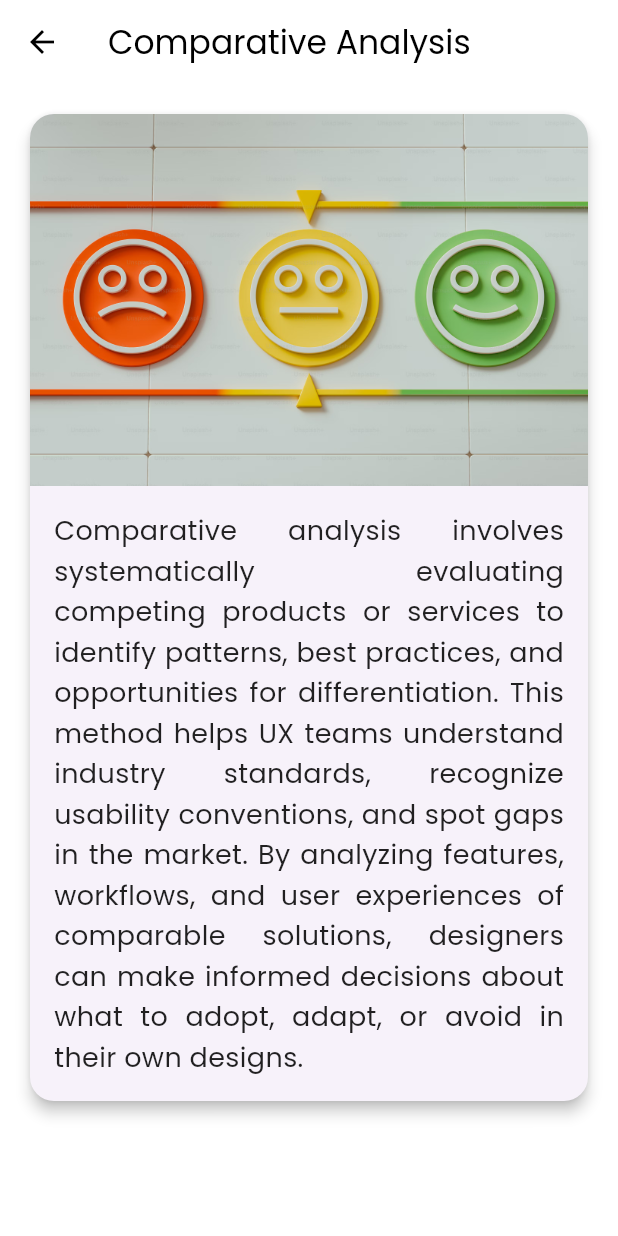
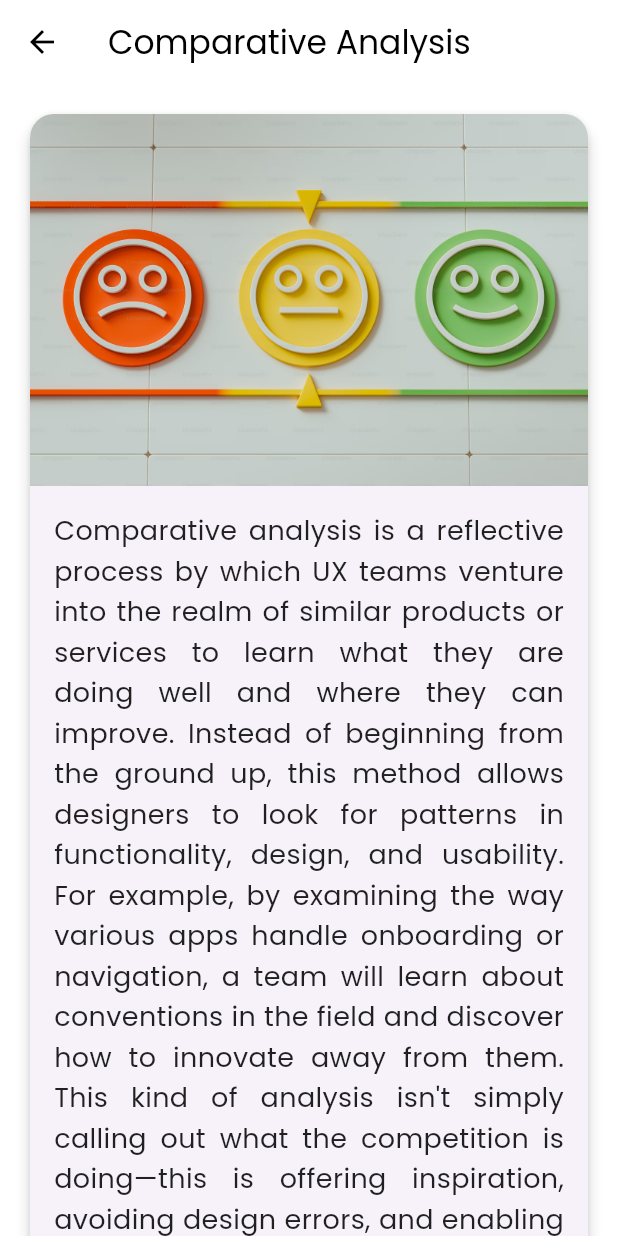
Before and after one commit to hope-seven/rpi-design-doc, a Flutter app: the PrincipleDetailPage screen opened directly with sample values from the repository, on a phone screen of 412 x 824 dp. Run offline on Flutter 3.47's test engine with Material 3 defaults, Android fonts, the phone set to English and light mode, and no system bars; drawn by our look-alikes of extended_image; our stand-ins replace google_fonts.

Commit message:
- Modified the content on principles' page - Slightly modified the team page

```diff
--- a/lib/components/principle_detail_card.dart
+++ b/lib/components/principle_detail_card.dart
@@ -37,8 +37,9 @@ class PrincipleDetailPage extends StatelessWidget {
                         tag: 'principleImage_${principle.name}',
                         child: ExtendedImage.asset(
                           imageUrl,
-                          fit: BoxFit.fitWidth, // image fills the width
-                          width: double.infinity,
+                          // fit: BoxFit.fitWidth, // image fills the width
+                          fit: BoxFit.cover,
+                          // width: double.infinity,
                         ),
                       )
                       : Container(
--- a/lib/content/principle.dart
+++ b/lib/content/principle.dart
@@ -5,63 +5,63 @@ List<PrincipleModel> principles = [
     id: '1',
     name: 'Comparative Analysis',
     content:
-        'Comparative analysis involves systematically evaluating competing products or services to identify patterns, best practices, and opportunities for differentiation. This method helps UX teams understand industry standards, recognize usability conventions, and spot gaps in the market. By analyzing features, workflows, and user experiences of comparable solutions, designers can make informed decisions about what to adopt, adapt, or avoid in their own designs.',
+        'Comparative analysis is a reflective process by which UX teams venture into the realm of similar products or services to learn what they are doing well and where they can improve. Instead of beginning from the ground up, this method allows designers to look for patterns in functionality, design, and usability. For example, by examining the way various apps handle onboarding or navigation, a team will learn about conventions in the field and discover how to innovate away from them. This kind of analysis isn\'t simply calling out what the competition is doing—this is offering inspiration, avoiding design errors, and enabling teams to craft specific and user-focused experiences.',
     imageUrls: ['assets/pics/comparative_analysis.png'],
   ),
   PrincipleModel(
     id: '2',
     name: 'Card Sorting',
     content:
-        'Card sorting is a participatory design technique where users organize topics into logical groups, helping designers create intuitive information architectures. Participants work with physical or digital cards representing content items, sorting them in ways that make sense to them. This method reveals users\' mental models and helps structure navigation menus, website hierarchies, and content categorization systems that align with how people naturally think about information.',
+        'Card sorting is a hands-on, group exercise that uncovers the way users mentally group and label information. Done either with physical cards or with digital tools, individuals are asked to categorize labeled subject or characteristics into meaningful categories to them. It gives designers a view of what actual people think and structure, especially useful for designing navigation menus, product categories, or content-heavy pages. By aligning a product\'s structure to users\' needs, card sorting enables individuals to find what they\'re looking for more easily—creating more fluid, more natural experiences.',
     imageUrls: ['assets/pics/card_sorting.jpg'],
   ),
   PrincipleModel(
     id: '3',
     name: 'Customer Survey',
     content:
-        'Customer surveys collect quantitative and qualitative data about user preferences, behaviors, and satisfaction levels through structured questionnaires. Well-designed surveys can reach large audiences quickly, providing statistically significant data about user demographics, needs, and pain points. Effective surveys use a mix of closed-ended questions for measurable data and open-ended questions for deeper insights, helping teams validate assumptions and prioritize features based on actual user feedback.',
+        'Customer surveys are likely the most scalable way to listen to large numbers of people. When designed well, surveys allow teams to discover who their users are, what they need, and how they feel about a product or service. They can include rating scales and checkboxes to collect quantifiable data, as well as open questions to gather personal stories and qualitative feedback. Surveys are especially good at identifying trends, validating design hypotheses, and guiding prioritization. If you’re deciding what to build next, or trying to identify user pain points, surveys bring the voice of the user right into your decision-making.',
     imageUrls: ['assets/pics/customer_survey.png'],
   ),
   PrincipleModel(
     id: '4',
     name: 'Tree Testing',
     content:
-        'Tree testing evaluates the findability of items in a website\'s navigation structure by presenting users with a text-only hierarchy (the "tree") and asking them to locate specific items. Conducted before visual design begins, this method isolates navigation problems from other interface elements. Participants attempt tasks while researchers measure success rates, path choices, and time taken. The results help refine information architecture before committing to visual designs, saving costly redesigns later.',
+        'Tree testing is like shining a light on your site’s navigation hierarchy—before adding any visuals. Users are shown a plain version of the site’s hierarchy (text only, no layout) and asked to locate particular items or perform tasks. It’s a way to determine if your labels and questions make sense independently. The data collected—such as which routes users take, where they get stuck, and how long it takes them—gives clear evidence of what’s working and what doesn’t. By solving these issues early on, teams can save time, reduce user frustration, and avoid costly overhauls later.',
     imageUrls: ['assets/pics/tree_testing.png'],
   ),
   PrincipleModel(
     id: '5',
     name: 'User Persona',
     content:
-        'User personas are fictional, research-based representations of key user types that embody their goals, behaviors, needs, and pain points. Created from demographic data, interviews, and analytics, personas help teams maintain user focus throughout the design process. Each persona typically includes a name, photo, background story, motivations, and frustrations. These archetypes prevent design decisions based on assumptions by keeping real user needs at the center of discussions.',
+        'User personas bring research to life by representing real types of users in the form of believable, fictional characters. Each persona contains a name, an image, and a narrative that embodies real user objectives, activities, and pain points. They’re not placebos—they serve as beacons of guidance during design, keeping teams focused on the user. An example might be a working parent with little time to spare, who loves simplicity and quickness, prompting designers to keep things efficient in the UI. By making decisions based on human stories, personas help to create empathy and prevent design decisions based on vague assumptions.',
     imageUrls: ['assets/pics/user_persona.png'],
   ),
   PrincipleModel(
     id: '6',
     name: 'Customer Journey',
     content:
-        'Customer journey mapping visualizes a user\'s end-to-end experience with a product or service across all touchpoints and channels. These maps typically include stages from initial awareness through long-term usage, highlighting emotional highs and lows, pain points, and opportunities for improvement. By illustrating the complete experience, teams can identify friction points, streamline processes, and create more cohesive experiences that address user needs at each interaction point.',
+        'Customer journey mapping is a storytelling method that charts the entire journey a user takes with a product or service—from spark of initial interest to post-purchase interaction. Maps indicate the actions users perform, the emotions they feel, and the challenges they encounter in between. Each touch point is examined—like discovering the product, signing up, activating features, or reaching out to support. By plotting the user’s emotional highs and lows, teams can identify where to increase satisfaction, reduce friction, and create a more resonant and meaningful experience in each step.',
     imageUrls: ['assets/pics/customer_journey.png'],
   ),
   PrincipleModel(
     id: '7',
     name: 'A/B Testing',
     content:
-        'A/B testing compares two versions of a design element (like a button, headline, or page layout) to determine which performs better with real users. Visitors are randomly shown either version A or B while the system measures predefined success metrics like click-through rates or conversions. This data-driven approach removes guesswork from design decisions, allowing teams to incrementally optimize interfaces based on actual user behavior rather than opinions or assumptions.',
+        'A/B testing is like conducting a controlled experiment on your design choices. You create two versions of an element, e.g., a "Buy Now" button red or blue, and show them to different groups of users. The system then compares which of the two performs better according to some measure such as clicks or sign-ups. This is very useful when optimizing interfaces because it removes personal opinions and guesses. Instead of guessing what will or won’t work, A/B testing provides clear, fact-based answers so teams can optimize and improve their products over and over again in real contexts.',
     imageUrls: ['assets/pics/a_b_testing.png'],
   ),
   PrincipleModel(
     id: '8',
     name: 'Voice of Customer',
     content:
-        'Voice of Customer analysis systematically collects and analyzes customer feedback from various sources like support calls, chat logs, reviews, and social media. Using text analysis techniques, teams identify recurring themes, pain points, and unmet needs in customers\' own words. This method provides authentic insights into user frustrations and desires that might not emerge in formal research, helping prioritize improvements that directly address real user concerns.',
+        'Voice of Customer analysis is all about listening—carefully—to what customers are saying, in their own words. This method gathers opinions from various sources, such as helpdesk inquiries, social media posts, chat sessions, or product reviews, and summarizes them into themes and insights. Rather than waiting for users to respond to official surveys, VoC eavesdrops on natural conversations to discover what matters most to them. Whether it’s a repeat issue, a feature request, or praise for a smooth ride, VoC helps you prioritize changes that resonate strongly with the people who actually use your product.',
     imageUrls: ['assets/pics/customer_voice.png'],
   ),
   PrincipleModel(
     id: '9',
     name: 'Gestalt Principles',
     content:
-        'Gestalt Principles are foundational laws of human perception that explain how people naturally organize visual elements into unified wholes. Developed by German psychologists in the 1920s, these principles like proximity, similarity, and closure help designers create interfaces that align with users\' innate cognitive patterns. For example, grouping related buttons through spatial closeness (proximity) or using consistent colors for interactive elements (similarity) reduces cognitive load and enhances usability. The principle of closure allows users to perceive complete shapes from incomplete forms, enabling minimalist logo designs and intuitive iconography. By applying these psychological principles, UX designers can create layouts that users understand instinctively, improving both aesthetics and functionality',
+        'Gestalt Principles are psychological and help designers understand how people inherently process visual information. These principles—proximity, similarity, and closure—guide how we group elements together, determine patterns, and make sense of what we see. For instance, when buttons are grouped together, users perceive that they’re linked (proximity). When icons look similar, users perceive consistency and predictability (similarity). And when we look at an incomplete shape, our brains fill in the gaps automatically (closure). Applying these rules makes designs intuitive and lovely—not just because they’re pretty, but because they’re aligned with how our brains are designed to see visuals',
     imageUrls: ['assets/pics/gestalt_principles.png'],
   ),
 ];
```
Also changed, not shown: lib/components/team_card.dart (+70 -128 lines).
